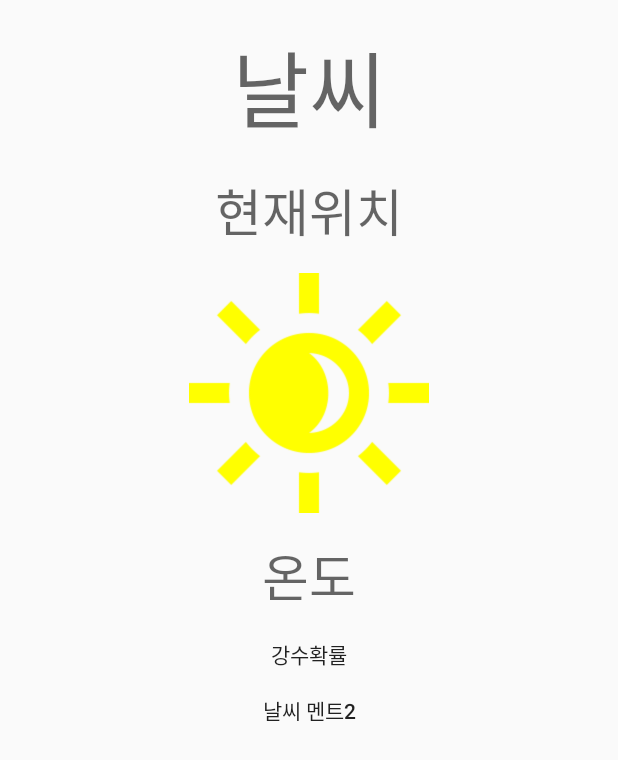
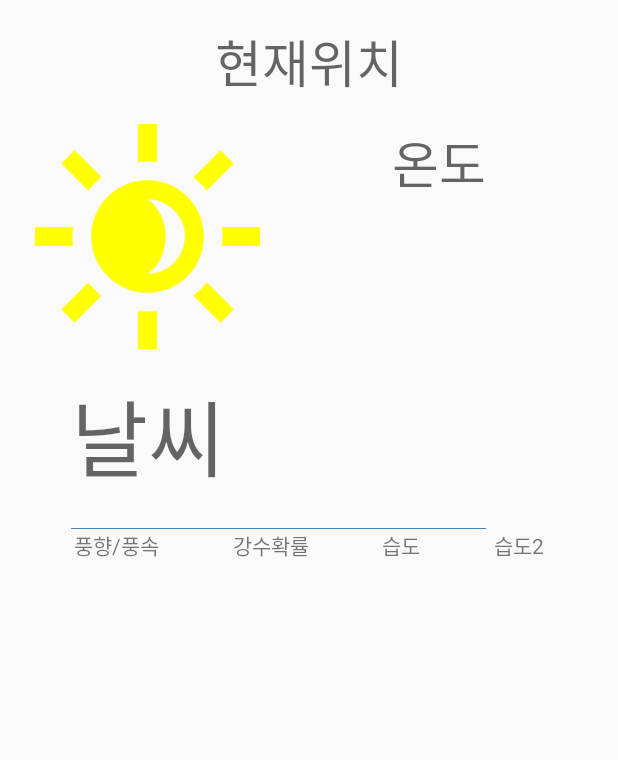
Before and after one commit to hisungwoo/HiWeather, an Android app: the layout activity_main.xml on its own in the app's theme, with its tools: preview values and no code run, on a phone screen of 412 x 824 dp. Shown: the top 760 px of the screen. Run offline under Robolectric (Android 15) with nearby library versions, the light colour scheme and no system bars.

Commit message:
페이지 디자인 수정

```diff
--- a/app/src/main/java/org/ganache/hiweather/MainActivity.java
+++ b/app/src/main/java/org/ganache/hiweather/MainActivity.java
@@ -136,11 +136,6 @@ public class MainActivity extends AppCompatActivity {
 
                     if (response.body().getResponse() != null) {
                         List<Item> items = response.body().getResponse().getBody().getItems().getItem();
-
-                        Log.d("debug", "getFcstTime2 = " + items.get(0).getCategory());
-                        Log.d("debug", "getFcstTime2 = " + items.get(0).getFcstTime());
-                        Log.d("debug", "getFcstValue2 = " + items.get(0).getFcstValue());
-
                         for (int i = 0 ; i < items.size() ; i++) {
                             if (items.get(i).getCategory().equals("PTY")) {
                                 // 없음(0), 비(1), 비/눈(2), 눈(3), 소나기(4), 빗방울(5), 빗방울/눈날림(6), 눈날림(7)
@@ -172,12 +167,12 @@ public class MainActivity extends AppCompatActivity {
                         }
 
                         weather_state_tv.setText(weather_state);
-                        temperature_tv.setText(temperature);
+                        temperature_tv.setText(temperature + "℃");
                         pop_tv.setText(pop);
 
-                        Log.d("debug", "weather_state = " + weather_state);
-                        Log.d("debug", "temperature = " + temperature);
-                        Log.d("debug", "pop = " + pop);
+                        Log.d("debug", "강수형태 = " + weather_state);
+                        Log.d("debug", "기온 = " + temperature);
+                        Log.d("debug", "강수확률 = " + pop);
 
                     }
 
--- a/app/src/main/res/layout/activity_main.xml
+++ b/app/src/main/res/layout/activity_main.xml
@@ -6,16 +6,6 @@
     android:layout_height="match_parent"
     tools:context=".MainActivity">
 
-    <TextView
-        android:id="@+id/weather_state"
-        android:layout_width="wrap_content"
-        android:layout_height="wrap_content"
-        android:layout_marginTop="16dp"
-        android:textAppearance="@style/TextAppearance.AppCompat.Display3"
-        app:layout_constraintEnd_toEndOf="parent"
-        app:layout_constraintStart_toStartOf="parent"
-        app:layout_constraintTop_toTopOf="parent"
-        tools:text="날씨" />
 
     <TextView
         android:id="@+id/textView2"
@@ -23,21 +13,33 @@
         android:layout_height="wrap_content"
         android:textAppearance="@style/TextAppearance.AppCompat.Display1"
         android:layout_marginTop="15dp"
+        app:layout_constraintTop_toTopOf="parent"
         app:layout_constraintEnd_toEndOf="parent"
         app:layout_constraintStart_toStartOf="parent"
-        app:layout_constraintTop_toBottomOf="@+id/weather_state"
         tools:text="현재위치" />
 
     <ImageView
         android:id="@+id/imageView"
-        android:layout_width="160dp"
-        android:layout_height="160dp"
+        android:layout_width="150dp"
+        android:layout_height="150dp"
         android:layout_marginTop="16dp"
+        android:contentDescription="@string/non_image"
         app:layout_constraintEnd_toEndOf="parent"
+        app:layout_constraintHorizontal_bias="0.09"
         app:layout_constraintStart_toStartOf="parent"
         app:layout_constraintTop_toBottomOf="@+id/textView2"
-        android:contentDescription="@string/non_image"
         app:srcCompat="@drawable/sunny" />
+
+    <TextView
+        android:id="@+id/weather_state"
+        android:layout_width="wrap_content"
+        android:layout_height="wrap_content"
+        android:layout_marginTop="16dp"
+        android:textAppearance="@style/TextAppearance.AppCompat.Display3"
+        app:layout_constraintTop_toBottomOf="@id/imageView"
+        app:layout_constraintStart_toStartOf="@id/imageView"
+        app:layout_constraintEnd_toEndOf="@id/imageView"
+        tools:text="날씨" />
 
 
 
@@ -47,33 +49,59 @@
         android:layout_height="wrap_content"
         android:textAppearance="@style/TextAppearance.AppCompat.Display1"
         android:layout_marginTop="16dp"
+        app:layout_constraintTop_toBottomOf="@id/textView2"
+        app:layout_constraintStart_toEndOf="@id/imageView"
         app:layout_constraintEnd_toEndOf="parent"
+        tools:text="온도" />
+
+    <View
+        android:id="@+id/view"
+        android:layout_width="0dp"
+        android:layout_height="0.25dp"
+        android:layout_marginTop="20dp"
+        android:background="#4682B4"
+        app:layout_constraintLeft_toLeftOf="@id/weather_state"
+        app:layout_constraintRight_toRightOf="@+id/temperature"
+        app:layout_constraintTop_toBottomOf="@id/weather_state" />
+
+    <TextView
+        android:id="@+id/windforce"
+        android:layout_width="wrap_content"
+        android:layout_height="wrap_content"
+        app:layout_constraintEnd_toStartOf="@+id/pop"
         app:layout_constraintStart_toStartOf="parent"
-        app:layout_constraintTop_toBottomOf="@+id/imageView"
-        tools:text="온도" />
+        app:layout_constraintTop_toBottomOf="@+id/view"
+        app:layout_constraintHorizontal_chainStyle="spread"
+        tools:text="풍향/풍속" />
 
     <TextView
         android:id="@+id/pop"
         android:layout_width="wrap_content"
         android:layout_height="wrap_content"
-        android:textAppearance="@style/TextAppearance.AppCompat.Body2"
-        android:layout_marginTop="16dp"
-        app:layout_constraintEnd_toEndOf="parent"
-        app:layout_constraintStart_toStartOf="parent"
-        app:layout_constraintTop_toBottomOf="@+id/temperature"
+        app:layout_constraintEnd_toStartOf="@+id/humidity"
+        app:layout_constraintStart_toEndOf="@+id/windforce"
+        app:layout_constraintTop_toBottomOf="@+id/view"
         tools:text="강수확률" />
 
     <TextView
-        android:id="@+id/textView5"
+        android:id="@+id/humidity"
         android:layout_width="wrap_content"
         android:layout_height="wrap_content"
-        android:textAppearance="@style/TextAppearance.AppCompat.Body2"
-        android:layout_marginTop="16dp"
+        app:layout_constraintEnd_toStartOf="@id/humidity2"
+        app:layout_constraintStart_toEndOf="@+id/pop"
+        app:layout_constraintTop_toBottomOf="@+id/view"
+        tools:text="습도" />
+
+    <TextView
+        android:id="@+id/humidity2"
+        android:layout_width="wrap_content"
+        android:layout_height="wrap_content"
+        app:layout_constraintTop_toBottomOf="@id/view"
+        app:layout_constraintStart_toEndOf="@id/humidity"
         app:layout_constraintEnd_toEndOf="parent"
-        app:layout_constraintStart_toStartOf="parent"
-        app:layout_constraintTop_toBottomOf="@+id/pop"
-        tools:text="날씨 멘트2" />
 
+
+        tools:text="습도2" />
 
 
 </androidx.constraintlayout.widget.ConstraintLayout>
```
